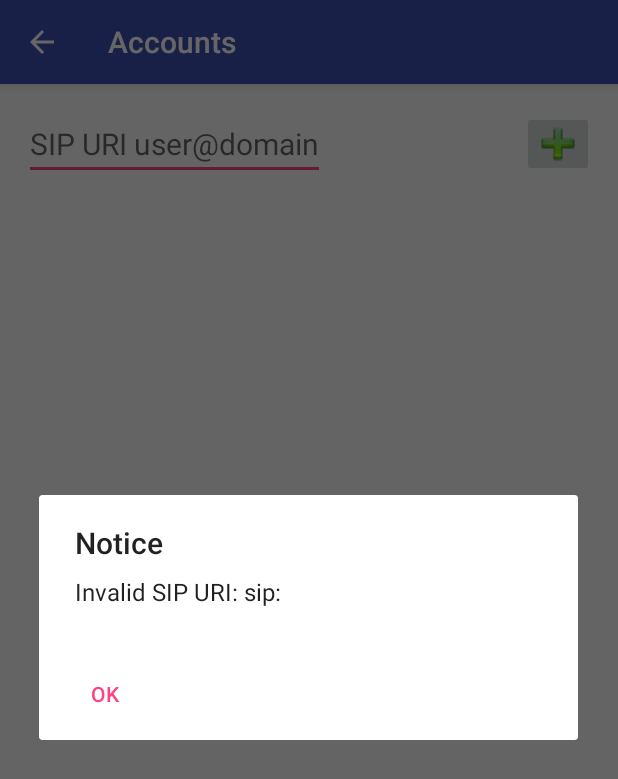
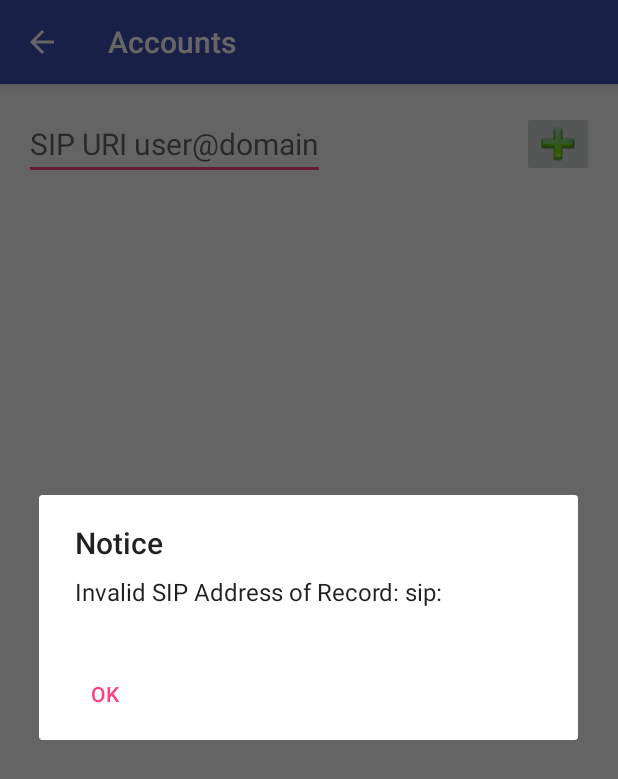
Before and after one commit to juha-h/baresip-studio, an Android app: the AccountsActivity screen opened directly, with no data from a screen before it, after a tap on an icon or button, on a phone screen of 412 x 824 dp. Shown: the top 779 px of the screen. Run offline under Robolectric (Android 15) with nearby library versions, the phone set to English and light mode, and no system bars.

Commit message:
- fixed adding of new contacts - improved checking of uris

```diff
--- a/app/src/main/kotlin/com/tutpro/baresip/AccountActivity.kt
+++ b/app/src/main/kotlin/com/tutpro/baresip/AccountActivity.kt
@@ -186,7 +186,7 @@ class AccountActivity : AppCompatActivity() {
             if (ob != acc.outbound) {
                 val outbound = ArrayList<String>()
                 for (i in ob.indices) {
-                    if ((ob[i] == "") || Api.uri_decode(ob[i])) {
+                    if ((ob[i] == "") || Utils.checkOutboundUri(ob[i])) {
                         if (account_set_outbound(acc.accp, ob[i], i) == 0) {
                             if (ob[i] != "")
                                 outbound.add(account_outbound(acc.accp, i))
@@ -196,7 +196,7 @@ class AccountActivity : AppCompatActivity() {
                         }
                     } else {
                         Utils.alertView(this, "Notice",
-                                "Invalid Outbound Proxy: ${ob[i]}")
+                                "Invalid Proxy Server URI: ${ob[i]}")
                         return false
                     }
                 }
--- a/app/src/main/kotlin/com/tutpro/baresip/AccountsActivity.kt
+++ b/app/src/main/kotlin/com/tutpro/baresip/AccountsActivity.kt
@@ -31,10 +31,10 @@ class AccountsActivity : AppCompatActivity() {
         addAccountButton.setOnClickListener{
             var aor = newAorView.text.toString().trim()
             if (!aor.startsWith("sip:")) aor = "sip:$aor"
-            if (!checkSipUri(aor)) {
-                Log.e("Baresip", "Invalid SIP URI $aor")
+            if (!Utils.checkAorUri(aor)) {
+                Log.e("Baresip", "Invalid SIP Address of Record $aor")
                 Utils.alertView(this, "Notice",
-                        "Invalid SIP URI: $aor")
+                        "Invalid SIP Address of Record: $aor")
             } else if (Account.exists(MainActivity.uas, aor)) {
                 Log.e("Baresip", "Account $aor already exists")
             } else {
@@ -75,15 +75,6 @@ class AccountsActivity : AppCompatActivity() {
         return true
     }
 
-    private fun checkSipUri(uri: String): Boolean {
-        if (!uri.startsWith("sip:")) return false
-        val userDomain = uri.replace("sip:", "").split("@")
-        if (userDomain.size != 2) return false
-        if (!Utils.checkUserID(userDomain[0]) && !Utils.checkTelNo(userDomain[0]))
-            return false
-        return Utils.checkDomain(userDomain[1]) || Utils.checkIP(userDomain[1])
-    }
-
     companion object {
 
         var accounts = ArrayList<AccountRow>()
--- a/app/src/main/kotlin/com/tutpro/baresip/ContactActivity.kt
+++ b/app/src/main/kotlin/com/tutpro/baresip/ContactActivity.kt
@@ -21,7 +21,9 @@ class ContactActivity : AppCompatActivity() {
         uriView = findViewById(R.id.Uri) as EditText
 
         val uri = intent.extras.getString("uri")
-        if (intent.extras.getBoolean("new")) {
+        new = intent.extras.getBoolean("new")
+
+        if (new) {
             setTitle("New Contact")
             nameView.setText("")
             nameView.hint = "Contact name"
@@ -70,7 +72,7 @@ class ContactActivity : AppCompatActivity() {
             var newUri = uriView.text.toString().trim()
             if (!newUri.startsWith("<")) {
                 if (!newUri.startsWith("sip:")) newUri = "sip:$newUri"
-                if (!Utils.checkUri(newUri)) {
+                if (!Utils.checkSipUri(newUri)) {
                     Utils.alertView(this, "Notice","Invalid contact URI: $newUri")
                     return false
                 }
```
Also changed, not shown: app/src/main/kotlin/com/tutpro/baresip/MainActivity.kt (+12 -6 lines), app/src/main/kotlin/com/tutpro/baresip/Utils.kt (+46 -5 lines).
